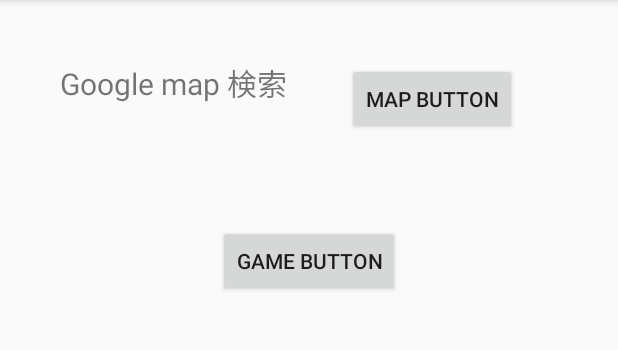
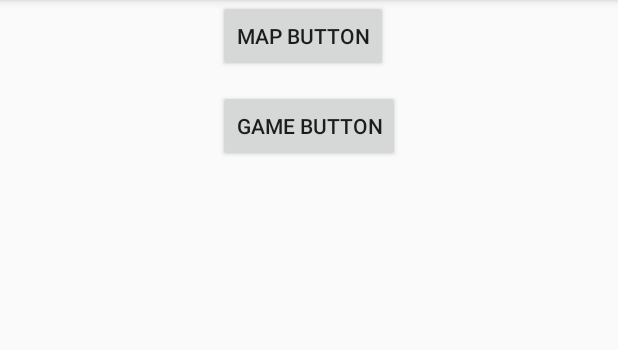
Before and after one commit to gontaaa/googleapi, an Android app: the screen it shows after launch (HomeActivity), on a phone screen of 412 x 824 dp, the part 84-434 px from its top. Run offline under Robolectric (Android 15) with nearby library versions, the phone set to English and light mode, and no system bars.

Commit message:
6th commit

```diff
--- a/app/src/main/res/layout/activity_main.xml
+++ b/app/src/main/res/layout/activity_main.xml
@@ -4,6 +4,7 @@
     android:layout_width="match_parent"
     android:layout_height="match_parent">
 
+    <!--
     <TextView
         android:layout_width="wrap_content"
         android:layout_height="wrap_content"
@@ -17,17 +18,16 @@
         android:layout_marginLeft="20dp"
         android:layout_marginStart="20dp"
         android:layout_marginTop="20dp" />
+    -->
 
     <Button
         android:layout_width="wrap_content"
         android:layout_height="wrap_content"
         android:text="Map Button"
         android:id="@+id/mapbutton"
-        android:layout_alignBottom="@+id/textView"
-        android:layout_toRightOf="@+id/textView"
-        android:layout_toEndOf="@+id/textView"
-        android:layout_marginLeft="20dp"
-        android:layout_marginStart="20dp" />
+        android:layout_alignParentTop="true"
+        android:layout_alignLeft="@+id/gamebutton"
+        android:layout_alignStart="@+id/gamebutton" />
 
     <Button
         android:layout_width="wrap_content"
```
Also changed, not shown: app/src/main/java/com/example/hiroki/testgoogleapi/MapsActivity.java (+84 -10 lines).
